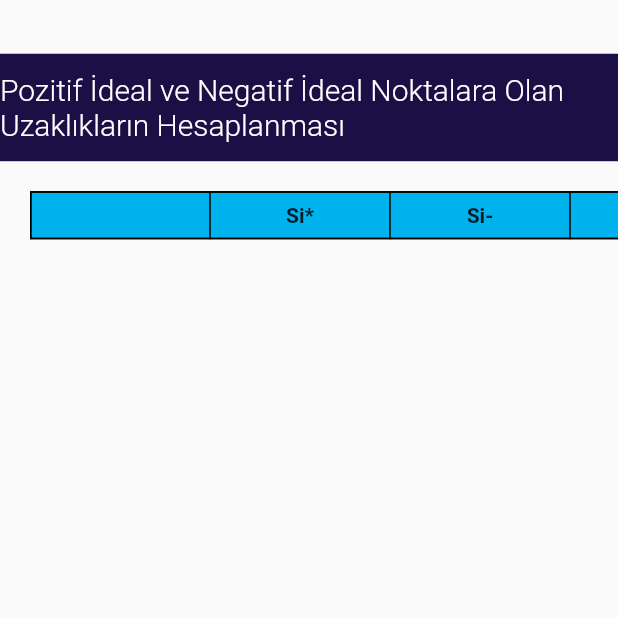
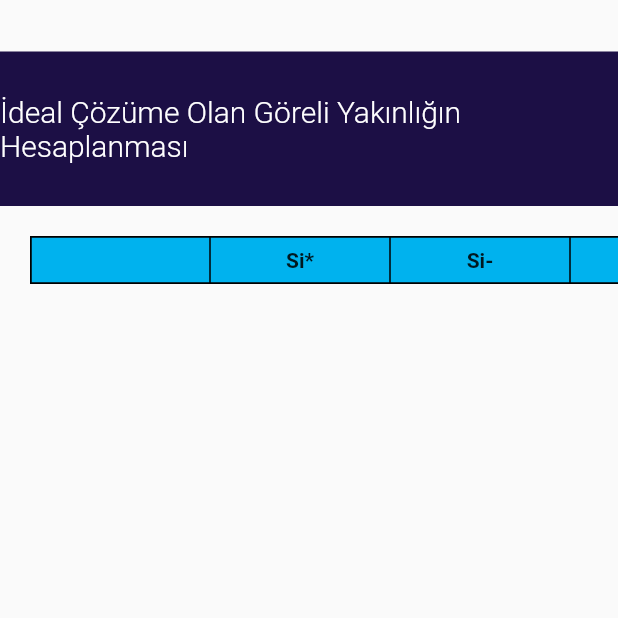
Before and after one commit to yuksel-root/flutter_topsis_analysis, a Flutter app: the ResultTable screen opened directly, on a phone screen of 412 x 824 dp, the top half of it. Run offline on Flutter 3.47's test engine with Material 2 defaults, Android fonts, the phone set to English and light mode, and no system bars; our stand-ins replace font_awesome_flutter.

Commit message:
update flex in views

```diff
--- a/lib/view/result_tables/decision_table.dart
+++ b/lib/view/result_tables/decision_table.dart
@@ -42,7 +42,7 @@ class _DecisionTableState extends State<DecisionTable> {
                     ),
                   ),
                 ),
-                flex: 2,
+                flex: 3,
               ),
               Expanded(
                 flex: 20,
--- a/lib/view/result_tables/normalization_table.dart
+++ b/lib/view/result_tables/normalization_table.dart
@@ -44,7 +44,7 @@ class _NormalizationTableState extends State<NormalizationTable> {
                     ),
                   ),
                 ),
-                flex: 2,
+                flex: 3,
               ),
               Expanded(
                 flex: 20,
--- a/lib/view/result_tables/optimal_result_table.dart
+++ b/lib/view/result_tables/optimal_result_table.dart
@@ -45,7 +45,7 @@ class _OptimalResultTableState extends State<OptimalResultTable> {
                     ),
                   ),
                 ),
-                flex: 2,
+                flex: 3,
               ),
               Expanded(
                 flex: 20,
--- a/lib/view/result_tables/optimal_table.dart
+++ b/lib/view/result_tables/optimal_table.dart
@@ -45,7 +45,7 @@ class _OptimalTableState extends State<OptimalTable> {
                     ),
                   ),
                 ),
-                flex: 2,
+                flex: 3,
               ),
               Expanded(
                 flex: 20,
--- a/lib/view/result_tables/result_table.dart
+++ b/lib/view/result_tables/result_table.dart
@@ -39,13 +39,13 @@ class _ResultTableState extends State<ResultTable> {
                   color: Color(0xff1c0f45),
                   child: Center(
                     child: Text(
-                      "Pozitif İdeal ve Negatif İdeal Noktalara Olan Uzaklıkların Hesaplanması",
+                      "İdeal Çözüme Olan Göreli Yakınlığın Hesaplanması",
                       style: Theme.of(context).textTheme.headline6?.copyWith(
                           fontWeight: FontWeight.w300, color: Colors.white),
                     ),
                   ),
                 ),
-                flex: 2,
+                flex: 3,
               ),
               Expanded(
                 flex: 20,
--- a/lib/view/result_tables/weight_normalization_table.dart
+++ b/lib/view/result_tables/weight_normalization_table.dart
@@ -45,7 +45,7 @@ class _WeightNormalTableState extends State<WeightNormalTable> {
                     ),
                   ),
                 ),
-                flex: 2,
+                flex: 3,
               ),
               Expanded(
                 flex: 20,
```
